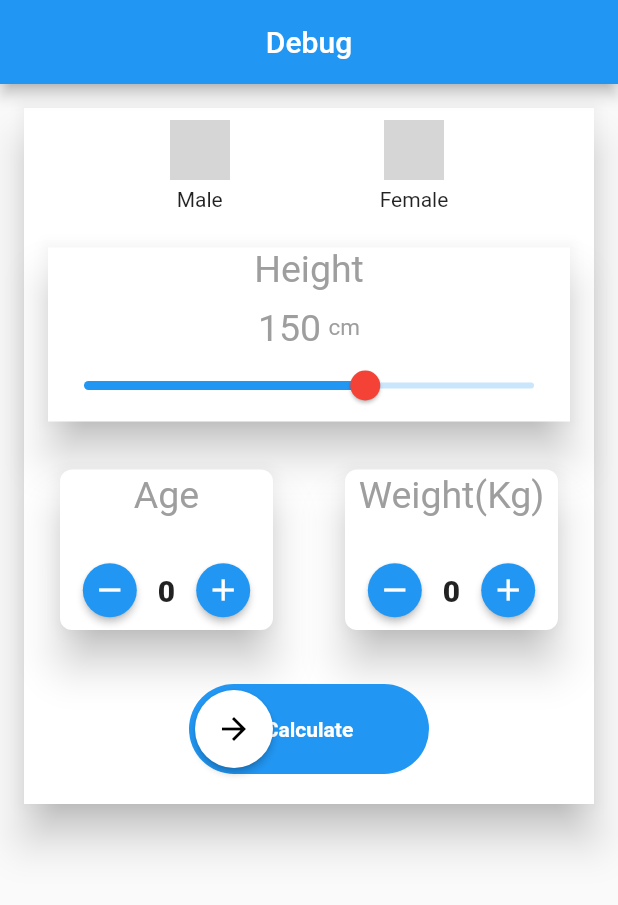
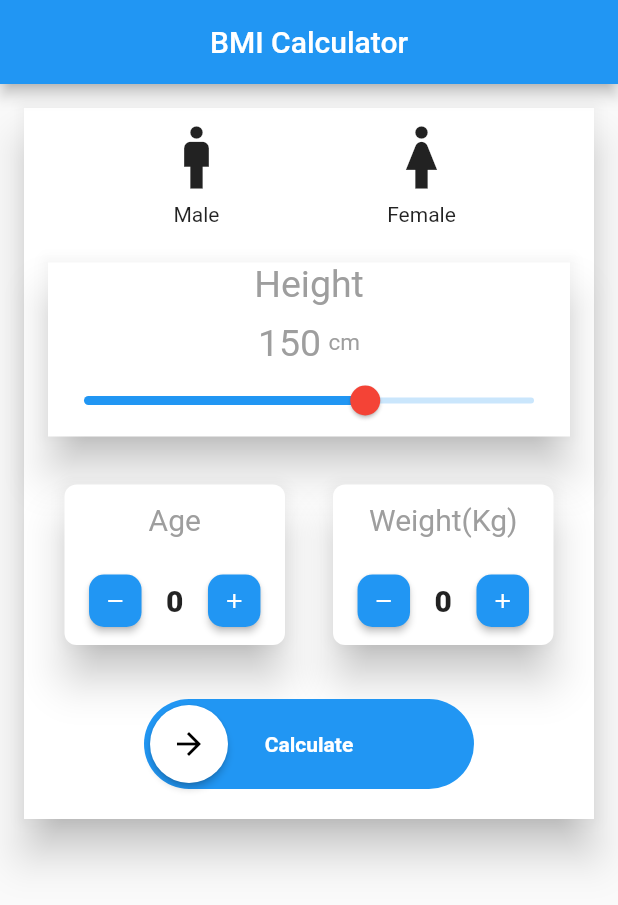
Before and after one commit to vikash-64/BMI-CALCULATOR, a Flutter app: the screen it shows after launch, on a phone screen of 412 x 824 dp. Shown: the top 905 px of the screen. Run offline on Flutter 3.47's test engine with Material 2 defaults, Android fonts, the phone set to English and light mode, and no system bars; drawn by our look-alikes of swipeable_button_view; our stand-ins replace page_transition, syncfusion_flutter_gauges; missing offline and left inert: flutter_3d_choice_chip, gauges; grey boxes are pictures that could not be loaded.

Commit message:
some change in Ui

```diff
--- a/lib/age_weight.dart
+++ b/lib/age_weight.dart
@@ -17,14 +17,15 @@ class AgeWeight extends StatefulWidget {
       required this.title,
       required this.initValue,
       required this.min,
-      required this.max}):super(key: key);
+      required this.max})
+      : super(key: key);
 
   @override
   State<AgeWeight> createState() => _AgeWeightState();
 }
 
 class _AgeWeightState extends State<AgeWeight> {
-  int _counter =  0;
+  int _counter = 0;
 
   @override
   Widget build(BuildContext context) {
@@ -35,7 +36,7 @@ class _AgeWeightState extends State<AgeWeight> {
           padding: const EdgeInsets.all(12),
           child: SizedBox(
             height: 115,
-            width: 150,
+            width: 155,
             child: Card(
               elevation: 12,
               shape: RoundedRectangleBorder(
@@ -45,36 +46,47 @@ class _AgeWeightState extends State<AgeWeight> {
                 children: [
                   Text(
                     widget.title,
-                    style: TextStyle(fontSize: 25, color: Colors.grey),
+                    style: TextStyle(fontSize: 20, color: Colors.grey),
                   ),
                   SizedBox(
                     height: 25,
                   ),
                   Row(
-                    mainAxisAlignment: MainAxisAlignment.center,
+                    mainAxisAlignment: MainAxisAlignment.spaceEvenly,
                     children: [
-                      ElevatedButton(
+
+                      SizedBox(
+                        width: 35.0,
+                        height: 35.0,
+                        child: ElevatedButton(
                           onPressed: () {
                             if (_counter > widget.min) {
-
                               setState(() {
                                 _counter--;
                               });
                               widget.onChange(_counter);
-
                             }
                           },
-                        child: Icon(Icons.remove),
+                          child: Icon(Icons.remove, size: 16.0),
                           style: ElevatedButton.styleFrom(
-                          shape: CircleBorder(),
+                            minimumSize: Size.zero,
+                            padding: EdgeInsets.all(0),
+                            shape: RoundedRectangleBorder(
+                              borderRadius: BorderRadius.circular(10.0),
                             ),
                           ),
+                        ),
+                      ),
+
                       Text(
                         "$_counter",
                         style: TextStyle(
                             fontSize: 20, fontWeight: FontWeight.w800),
                       ),
-                      ElevatedButton(
+                      SizedBox(
+                        width: 35.0,
+                        height: 35.0,
+                        child: ElevatedButton(
                           onPressed: () {
                             if (_counter < widget.max) {
                               setState(() {
@@ -83,11 +95,16 @@ class _AgeWeightState extends State<AgeWeight> {
                               widget.onChange(_counter);
                             }
                           },
-                        child: Icon(Icons.add),
+                          child: Icon(Icons.add, size: 16.0),
                           style: ElevatedButton.styleFrom(
-                          shape: CircleBorder(),
+                            minimumSize: Size.zero,
+                            padding: EdgeInsets.all(0),
+                            shape: RoundedRectangleBorder(
+                              borderRadius: BorderRadius.circular(10.0),
                             ),
-                      )
+                          ),
+                        ),
+                      ),
                     ],
                   )
                 ],
@@ -95,7 +112,6 @@ class _AgeWeightState extends State<AgeWeight> {
             ),
           ),
         ),
-
       ],
     );
   }
--- a/lib/gender_widget.dart
+++ b/lib/gender_widget.dart
@@ -51,9 +51,10 @@ class _GenderWidgetState extends State<GenderWidget> {
                 child: Column(
                   mainAxisAlignment: MainAxisAlignment.center,
                   children: [
-                    Image.asset(
-                      "images/male.png",
-                      width: 40,
+                    SizedBox(
+                      height: 50,
+                      width: 50,
+                      child: Icon(Icons.man , size: 50,)
                     ),
                     const SizedBox(
                       height: 5,
@@ -80,10 +81,7 @@ class _GenderWidgetState extends State<GenderWidget> {
                 child: Column(
                   mainAxisAlignment: MainAxisAlignment.center,
                   children: [
-                    Image.asset(
-                      "images/female.png",
-                      width: 40,
-                    ),
+                    Icon(Icons.woman , size: 50,),
                     const SizedBox(
                       height: 5,
                     ),
--- a/lib/home_screen.dart
+++ b/lib/home_screen.dart
@@ -27,7 +27,7 @@ class _HomeScreenState extends State<HomeScreen> {
   Widget build(BuildContext context) {
     return Scaffold(
       appBar: AppBar(
-        title: const Center(child: const Text("Debug")),
+        title: const Center(child: const Text("BMI Calculator")),
       ),
       body: SingleChildScrollView(
         child: Container(
@@ -49,17 +49,18 @@ class _HomeScreenState extends State<HomeScreen> {
                     },
                   ),
                   Row(
-                    mainAxisAlignment: MainAxisAlignment.spaceAround,
+                    mainAxisAlignment: MainAxisAlignment.center,
                     children: [
                       AgeWeight(
                         title: "Age",
-                        min: 0,
+                        min: 1,
                         max: 120,
                         initValue: 2,
                         onChange: (valAge) {
                           _age = valAge;
                         },
                       ),
+
                       AgeWeight(
                         title: "Weight(Kg)",
                         min: 1,
@@ -73,7 +74,7 @@ class _HomeScreenState extends State<HomeScreen> {
                   ),
                   Padding(
                     padding: const EdgeInsets.symmetric(
-                        vertical: 20, horizontal: 110),
+                        vertical: 20, horizontal: 80),
                     child: SwipeableButtonView(
                       isFinished: _isFinished,
                       buttonText: "Calculate",
--- a/lib/main.dart
+++ b/lib/main.dart
@@ -11,7 +11,7 @@ class MyApp extends StatelessWidget {
   @override
   Widget build(BuildContext context) {
     return MaterialApp(
-      title: 'Flutter Demo',
+
       debugShowCheckedModeBanner: false,
       theme: ThemeData(
         primarySwatch: Colors.blue,
```
Also changed, not shown: 1 other file. Lines whose indentation alone changed are shown as unchanged.
